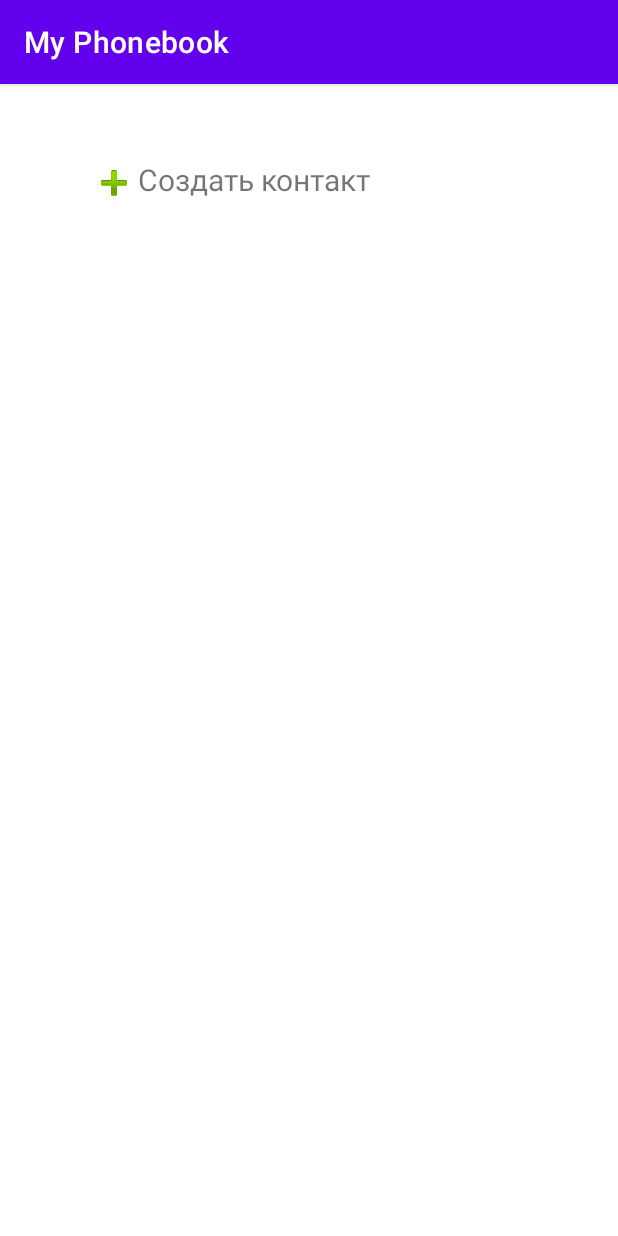
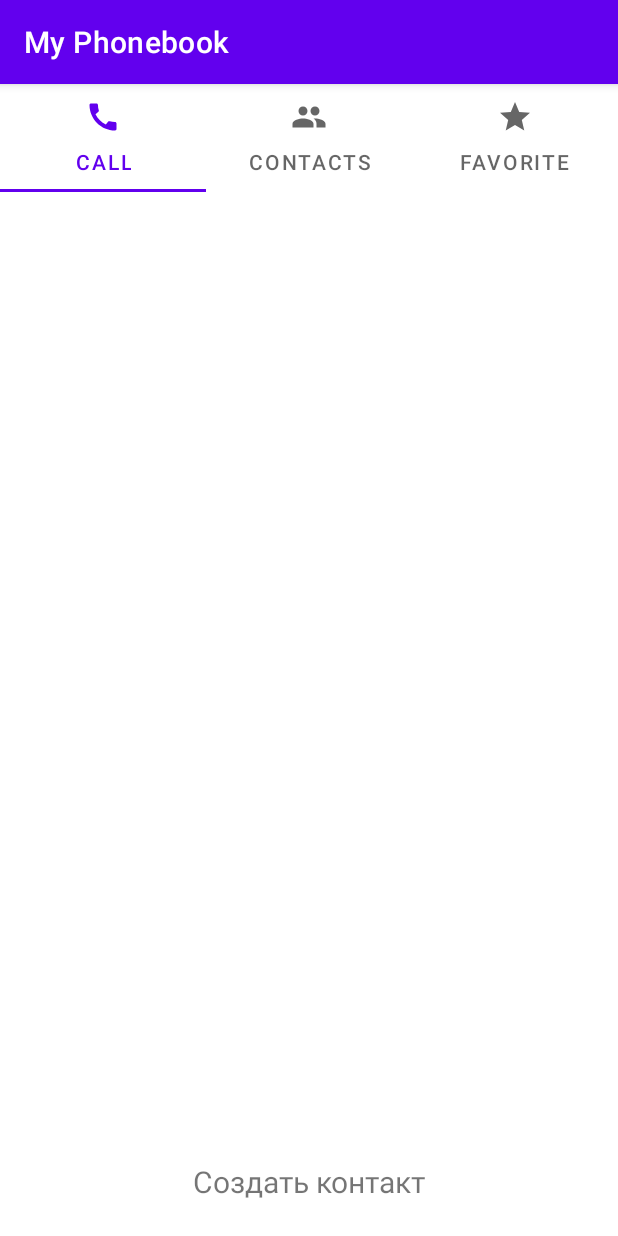
Before and after one commit to maxprof90/MyPhonebook, an Android app: the screen it shows after launch (MainActivity), on a phone screen of 412 x 824 dp. Run offline under Robolectric (Android 15) with nearby library versions, the phone set to English and light mode, and no system bars.

Commit message:
add template contact, call, favorite use fragment/adapter/tablayout

```diff
--- a/app/src/main/AndroidManifest.xml
+++ b/app/src/main/AndroidManifest.xml
@@ -9,7 +9,7 @@
         android:roundIcon="@mipmap/ic_launcher_round"
         android:supportsRtl="true"
         android:theme="@style/Theme.MyPhonebook">
-        <activity android:name=".AddContact"></activity>
+        <activity android:name=".ContactsActivity"></activity>
         <activity android:name=".MainActivity">
             <intent-filter>
                 <action android:name="android.intent.action.MAIN" />
--- a/app/src/main/java/com/maxprof90/myphonebook/AddContact.java
+++ b/app/src/main/java/com/maxprof90/myphonebook/ContactsActivity.java
@@ -4,14 +4,17 @@ import androidx.appcompat.app.AppCompatActivity;
 
 import android.os.Bundle;
 import android.widget.EditText;
+import android.widget.ExpandableListView;
 
-public class AddContact extends AppCompatActivity {
+public class ContactsActivity extends AppCompatActivity {
 
-    EditText fname, lname, phone;
+    EditText fName, lName, phone;
 
     @Override
     protected void onCreate(Bundle savedInstanceState) {
         super.onCreate(savedInstanceState);
         setContentView(R.layout.activity_add_contact);
+
+
     }
 }
--- a/app/src/main/java/com/maxprof90/myphonebook/MainActivity.java
+++ b/app/src/main/java/com/maxprof90/myphonebook/MainActivity.java
@@ -1,23 +1,51 @@
 package com.maxprof90.myphonebook;
 
 import androidx.appcompat.app.AppCompatActivity;
+import androidx.fragment.app.FragmentPagerAdapter;
+import androidx.viewpager.widget.ViewPager;
 
 import android.content.Intent;
 import android.os.Bundle;
 import android.view.View;
 
+import com.google.android.material.tabs.TabLayout;
+import com.maxprof90.myphonebook.adapter.ViewPagerAdapter;
+import com.maxprof90.myphonebook.fragments.FragmentCall;
+import com.maxprof90.myphonebook.fragments.FragmentContact;
+import com.maxprof90.myphonebook.fragments.FragmentFavorite;
+
 
 public class MainActivity extends AppCompatActivity {
+
+    private TabLayout tabLayout;
+    private ViewPager viewPager;
+    private ViewPagerAdapter adapter;
 
 
     @Override
     protected void onCreate(Bundle savedInstanceState) {
         super.onCreate(savedInstanceState);
         setContentView(R.layout.activity_main);
+
+        tabLayout = findViewById(R.id.tabLayout_id);
+        viewPager = findViewById(R.id.viewPager_id);
+        adapter = new ViewPagerAdapter(getSupportFragmentManager(), FragmentPagerAdapter.BEHAVIOR_RESUME_ONLY_CURRENT_FRAGMENT);
+
+        adapter.addFragment(new FragmentCall(), "Call");
+        adapter.addFragment(new FragmentContact(), "Contacts");
+        adapter.addFragment(new FragmentFavorite(), "Favorite");
+
+        tabLayout.setupWithViewPager(viewPager);
+        viewPager.setAdapter(adapter);
+
+        tabLayout.getTabAt(0).setIcon(R.drawable.ic_baseline_call);
+        tabLayout.getTabAt(1).setIcon(R.drawable.ic_baseline_group);
+        tabLayout.getTabAt(2).setIcon(R.drawable.ic_baseline_grade);
+
     }
 
     public void onClick(View view) {
-        Intent intent = new Intent(MainActivity.this, AddContact.class);
+        Intent intent = new Intent(MainActivity.this, ContactsActivity.class);
         startActivity(intent);
     }
 }
--- /dev/null
+++ b/app/src/main/java/com/maxprof90/myphonebook/adapter/ViewPagerAdapter.java
@@ -0,0 +1,47 @@
+package com.maxprof90.myphonebook.adapter;
+
+import androidx.annotation.NonNull;
+import androidx.annotation.Nullable;
+import androidx.fragment.app.Fragment;
+import androidx.fragment.app.FragmentManager;
+import androidx.fragment.app.FragmentPagerAdapter;
+
+import java.util.ArrayList;
+import java.util.List;
+
+public class ViewPagerAdapter extends FragmentPagerAdapter {
+
+    private final List<Fragment> fragmentList = new ArrayList<>();
+    private  final List<String> stringList = new ArrayList<>();
+
+    public ViewPagerAdapter(@NonNull FragmentManager fm, int behavior) {
+        super(fm, behavior);
+    }
+
+    @NonNull
+    @Override
+    public Fragment getItem(int position) {
+        return fragmentList.get(position);
+    }
+
+    @Override
+    public int getCount() {
+        return stringList.size();
+    }
+
+
+    @Nullable
+    @Override
+    public CharSequence getPageTitle(int position) {
+        return stringList.get(position);
+    }
+
+
+    public void addFragment(Fragment fragment, String title) {
+
+        fragmentList.add(fragment);
+        stringList.add(title);
+
+
+    }
+}
--- /dev/null
+++ b/app/src/main/java/com/maxprof90/myphonebook/fragments/FragmentCall.java
@@ -0,0 +1,29 @@
+package com.maxprof90.myphonebook.fragments;
+
+import android.os.Bundle;
+import android.view.LayoutInflater;
+import android.view.View;
+import android.view.ViewGroup;
+
+import androidx.annotation.NonNull;
+import androidx.annotation.Nullable;
+import androidx.fragment.app.Fragment;
+
+import com.maxprof90.myphonebook.R;
+
+public class FragmentCall extends Fragment {
+
+    View v;
+
+    public FragmentCall() {
+    }
+
+    @Nullable
+    @Override
+    public View onCreateView(@NonNull LayoutInflater inflater, @Nullable ViewGroup container, @Nullable Bundle savedInstanceState) {
+        v = inflater.inflate(R.layout.call_fragment, container, false);
+        return v;
+    }
+
+
+}
--- /dev/null
+++ b/app/src/main/java/com/maxprof90/myphonebook/fragments/FragmentContact.java
@@ -0,0 +1,27 @@
+package com.maxprof90.myphonebook.fragments;
+
+import android.os.Bundle;
+import android.view.LayoutInflater;
+import android.view.View;
+import android.view.ViewGroup;
+
+import androidx.annotation.NonNull;
+import androidx.annotation.Nullable;
+import androidx.fragment.app.Fragment;
+
+import com.maxprof90.myphonebook.R;
+
+public class FragmentContact extends Fragment {
+
+    View v;
+
+    public FragmentContact() {
+    }
+
+    @Nullable
+    @Override
+    public View onCreateView(@NonNull LayoutInflater inflater, @Nullable ViewGroup container, @Nullable Bundle savedInstanceState) {
+        v = inflater.inflate(R.layout.contact_fragment, container, false);
+        return v;
+    }
+}
--- /dev/null
+++ b/app/src/main/java/com/maxprof90/myphonebook/fragments/FragmentFavorite.java
@@ -0,0 +1,27 @@
+package com.maxprof90.myphonebook.fragments;
+
+import android.os.Bundle;
+import android.view.LayoutInflater;
+import android.view.View;
+import android.view.ViewGroup;
+
+import androidx.annotation.NonNull;
+import androidx.annotation.Nullable;
+import androidx.fragment.app.Fragment;
+
+import com.maxprof90.myphonebook.R;
+
+public class FragmentFavorite extends Fragment {
+
+    View v;
+
+    public FragmentFavorite() {
+    }
+
+    @Nullable
+    @Override
+    public View onCreateView(@NonNull LayoutInflater inflater, @Nullable ViewGroup container, @Nullable Bundle savedInstanceState) {
+        v = inflater.inflate(R.layout.fav_fragment, container, false);
+        return v;
+    }
+}
--- /dev/null
+++ b/app/src/main/res/drawable/ic_baseline_call.xml
@@ -0,0 +1,5 @@
+<vector android:height="24dp" android:tint="#F8FFED"
+    android:viewportHeight="24" android:viewportWidth="24"
+    android:width="24dp" xmlns:android="http://schemas.android.com/apk/res/android">
+    <path android:fillColor="@android:color/white" android:pathData="M20.01,15.38c-1.23,0 -2.42,-0.2 -3.53,-0.56 -0.35,-0.12 -0.74,-0.03 -1.01,0.24l-1.57,1.97c-2.83,-1.35 -5.48,-3.9 -6.89,-6.83l1.95,-1.66c0.27,-0.28 0.35,-0.67 0.24,-1.02 -0.37,-1.11 -0.56,-2.3 -0.56,-3.53 0,-0.54 -0.45,-0.99 -0.99,-0.99H4.19C3.65,3 3,3.24 3,3.99 3,13.28 10.73,21 20.01,21c0.71,0 0.99,-0.63 0.99,-1.18v-3.45c0,-0.54 -0.45,-0.99 -0.99,-0.99z"/>
+</vector>
--- /dev/null
+++ b/app/src/main/res/drawable/ic_baseline_grade.xml
@@ -0,0 +1,5 @@
+<vector android:height="24dp" android:tint="#F8FFED"
+    android:viewportHeight="24" android:viewportWidth="24"
+    android:width="24dp" xmlns:android="http://schemas.android.com/apk/res/android">
+    <path android:fillColor="@android:color/white" android:pathData="M12,17.27L18.18,21l-1.64,-7.03L22,9.24l-7.19,-0.61L12,2 9.19,8.63 2,9.24l5.46,4.73L5.82,21z"/>
+</vector>
--- /dev/null
+++ b/app/src/main/res/drawable/ic_baseline_group.xml
@@ -0,0 +1,5 @@
+<vector android:height="24dp" android:tint="#F8FFED"
+    android:viewportHeight="24" android:viewportWidth="24"
+    android:width="24dp" xmlns:android="http://schemas.android.com/apk/res/android">
+    <path android:fillColor="@android:color/white" android:pathData="M16,11c1.66,0 2.99,-1.34 2.99,-3S17.66,5 16,5c-1.66,0 -3,1.34 -3,3s1.34,3 3,3zM8,11c1.66,0 2.99,-1.34 2.99,-3S9.66,5 8,5C6.34,5 5,6.34 5,8s1.34,3 3,3zM8,13c-2.33,0 -7,1.17 -7,3.5L1,19h14v-2.5c0,-2.33 -4.67,-3.5 -7,-3.5zM16,13c-0.29,0 -0.62,0.02 -0.97,0.05 1.16,0.84 1.97,1.97 1.97,3.45L17,19h6v-2.5c0,-2.33 -4.67,-3.5 -7,-3.5z"/>
+</vector>
--- a/app/src/main/res/layout/activity_add_contact.xml
+++ b/app/src/main/res/layout/activity_add_contact.xml
@@ -5,7 +5,7 @@
     android:layout_width="match_parent"
     android:layout_height="wrap_content"
     android:orientation="vertical"
-    tools:context=".AddContact" >
+    tools:context=".ContactsActivity" >
 
 
         <LinearLayout
--- a/app/src/main/res/layout/activity_main.xml
+++ b/app/src/main/res/layout/activity_main.xml
@@ -1,24 +1,31 @@
 <?xml version="1.0" encoding="utf-8"?>
-<androidx.constraintlayout.widget.ConstraintLayout xmlns:android="http://schemas.android.com/apk/res/android"
-    xmlns:app="http://schemas.android.com/apk/res-auto"
+<LinearLayout xmlns:android="http://schemas.android.com/apk/res/android"
     xmlns:tools="http://schemas.android.com/tools"
     android:layout_width="match_parent"
     android:layout_height="match_parent"
-    tools:context=".MainActivity">
+    android:orientation="vertical"
+    tools:context=".MainActivity"
+    android:id="@+id/linearLayout">
+
+    <com.google.android.material.tabs.TabLayout
+        android:id="@+id/tabLayout_id"
+        android:layout_width="match_parent"
+        android:layout_height="wrap_content" />
+
+    <androidx.viewpager.widget.ViewPager
+        android:id="@+id/viewPager_id"
+        android:layout_width="match_parent"
+        android:layout_height="0dp"
+        android:layout_weight="9"/>
 
     <TextView
         android:id="@+id/createContact"
-        android:layout_width="284dp"
-        android:layout_height="32dp"
-        android:layout_marginStart="60dp"
-        android:layout_marginTop="50dp"
+        android:layout_width="match_parent"
+        android:layout_height="50dp"
+        android:onClick="onClick"
         android:text="@string/create_contact"
-        android:textAlignment="textStart"
-        android:onClick="onClick"
-        tools:Clickable="true"
-        android:textSize="20sp"
-        app:drawableLeftCompat="@android:drawable/ic_input_add"
-        app:layout_constraintStart_toStartOf="parent"
-        app:layout_constraintTop_toTopOf="parent" />
+        android:textAlignment="center"
+        android:textSize="20sp" />
 
-</androidx.constraintlayout.widget.ConstraintLayout>
+
+</LinearLayout>
--- /dev/null
+++ b/app/src/main/res/layout/call_fragment.xml
@@ -0,0 +1,4 @@
+<?xml version="1.0" encoding="utf-8"?>
+<androidx.constraintlayout.widget.ConstraintLayout
+    xmlns:android="http://schemas.android.com/apk/res/android" android:layout_width="match_parent"
+    android:layout_height="match_parent"/>
--- /dev/null
+++ b/app/src/main/res/layout/contact_fragment.xml
@@ -0,0 +1,4 @@
+<?xml version="1.0" encoding="utf-8"?>
+<androidx.constraintlayout.widget.ConstraintLayout
+    xmlns:android="http://schemas.android.com/apk/res/android" android:layout_width="match_parent"
+    android:layout_height="match_parent"/>
--- /dev/null
+++ b/app/src/main/res/layout/fav_fragment.xml
@@ -0,0 +1,4 @@
+<?xml version="1.0" encoding="utf-8"?>
+<androidx.constraintlayout.widget.ConstraintLayout
+    xmlns:android="http://schemas.android.com/apk/res/android" android:layout_width="match_parent"
+    android:layout_height="match_parent"/>
--- a/app/src/main/res/values-night/themes.xml
+++ b/app/src/main/res/values-night/themes.xml
@@ -2,8 +2,8 @@
     <!-- Base application theme. -->
     <style name="Theme.MyPhonebook" parent="Theme.MaterialComponents.DayNight.DarkActionBar">
         <!-- Primary brand color. -->
-        <item name="colorPrimary">@color/purple_200</item>
-        <item name="colorPrimaryVariant">@color/purple_700</item>
+        <item name="colorPrimary">@color/purple_700</item>
+        <item name="colorPrimaryVariant">@color/purple_500</item>
         <item name="colorOnPrimary">@color/black</item>
         <!-- Secondary brand color. -->
         <item name="colorSecondary">@color/teal_200</item>
--- a/app/src/main/res/values/colors.xml
+++ b/app/src/main/res/values/colors.xml
@@ -1,6 +1,6 @@
 <?xml version="1.0" encoding="utf-8"?>
 <resources>
-    <color name="purple_200">#FFBB86FC</color>
+    <color name="purple_200">#FF5722</color>
     <color name="purple_500">#FF6200EE</color>
     <color name="purple_700">#FF3700B3</color>
     <color name="teal_200">#FF03DAC5</color>
```
